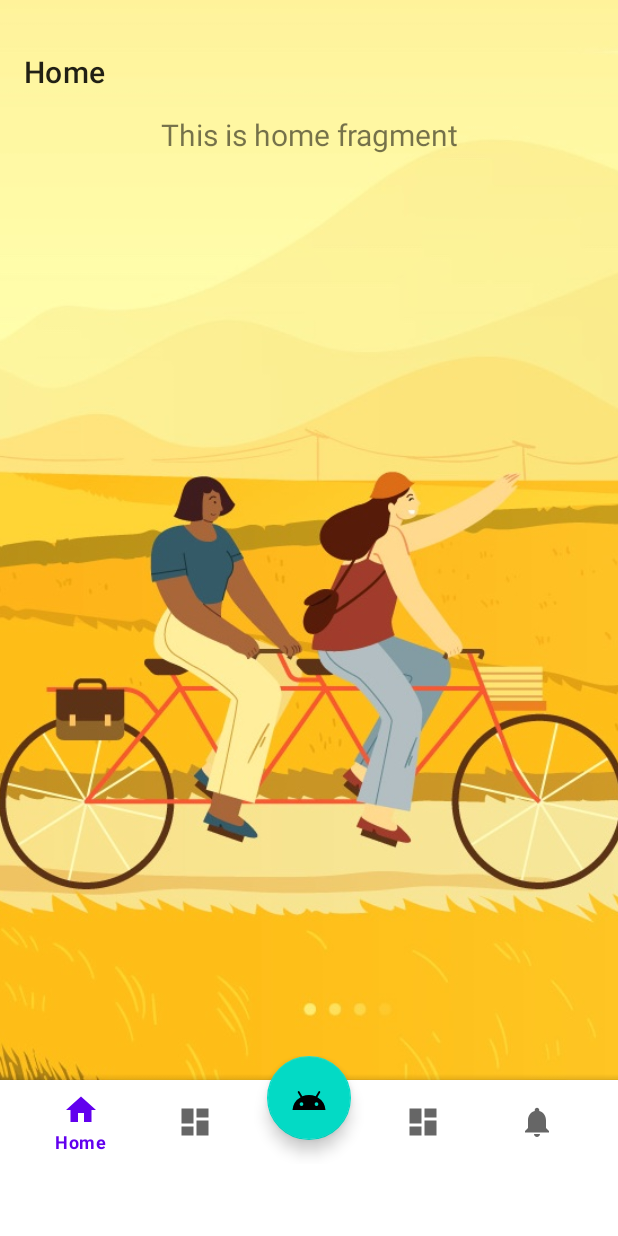
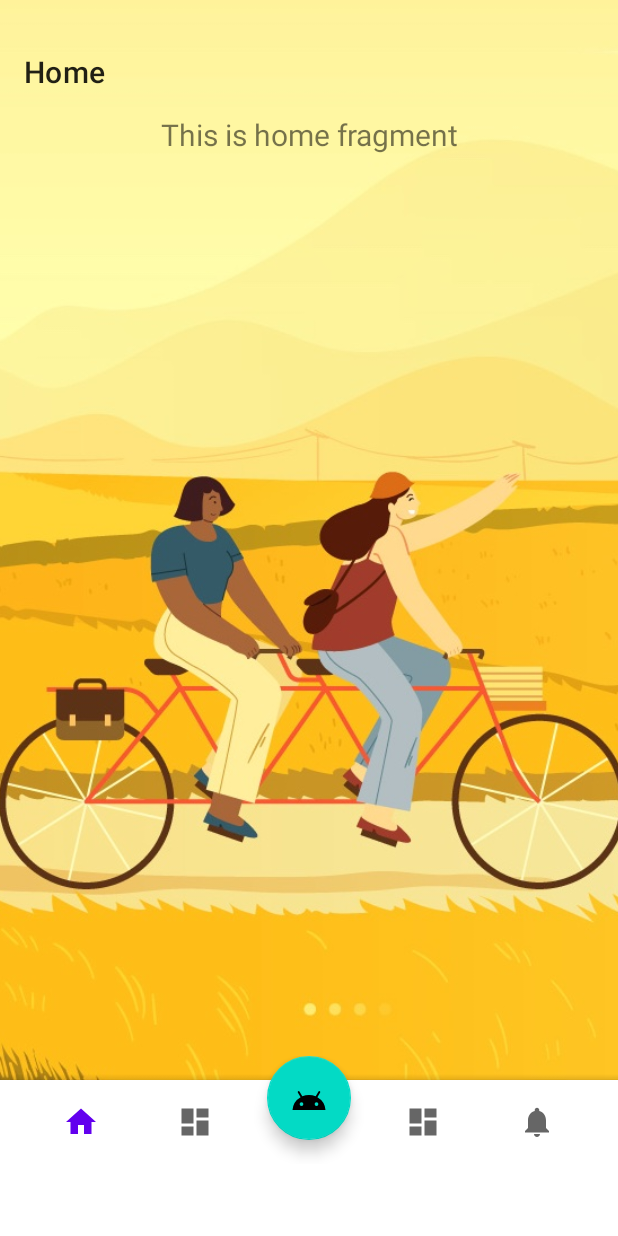
Before and after one commit to yccheok/bottom-navigation-example, an Android app: the screen it shows after launch (MainActivity), on a phone screen of 412 x 824 dp. Run offline under Robolectric (Android 15) with nearby library versions, the phone set to English and light mode, and no system bars; our stand-ins replace navigation-ui.

Commit message:
Customize bottom button selector.

```diff
--- a/app/src/main/res/layout/activity_main.xml
+++ b/app/src/main/res/layout/activity_main.xml
@@ -107,6 +107,9 @@
                 android:layout_width="match_parent"
                 android:layout_height="wrap_content"
                 android:background="?android:attr/windowBackground"
+
+                app:labelVisibilityMode="unlabeled"
+                app:itemBackground="?attr/actionBarItemBackground"
                 app:menu="@menu/bottom_nav_menu" />
         </com.google.android.material.bottomappbar.BottomAppBar>
 
```
